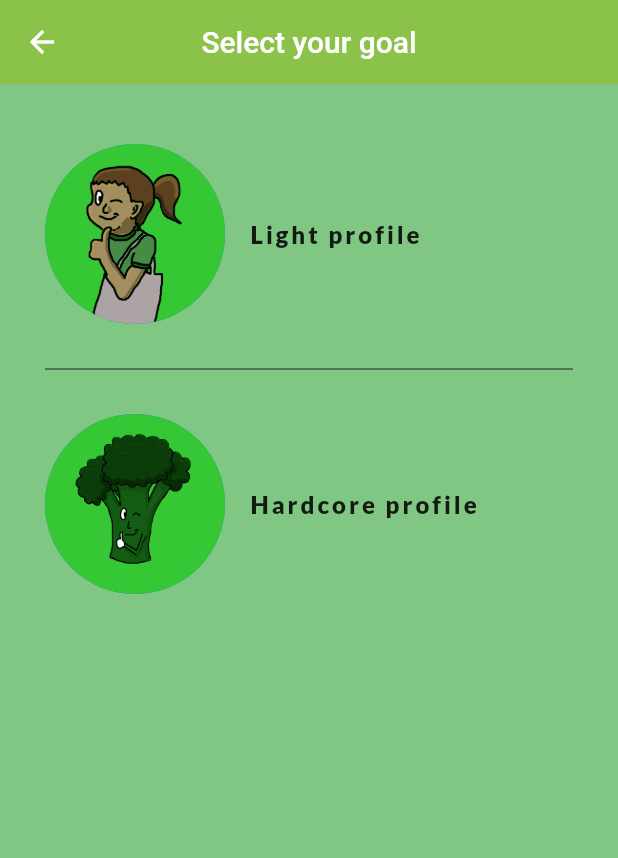
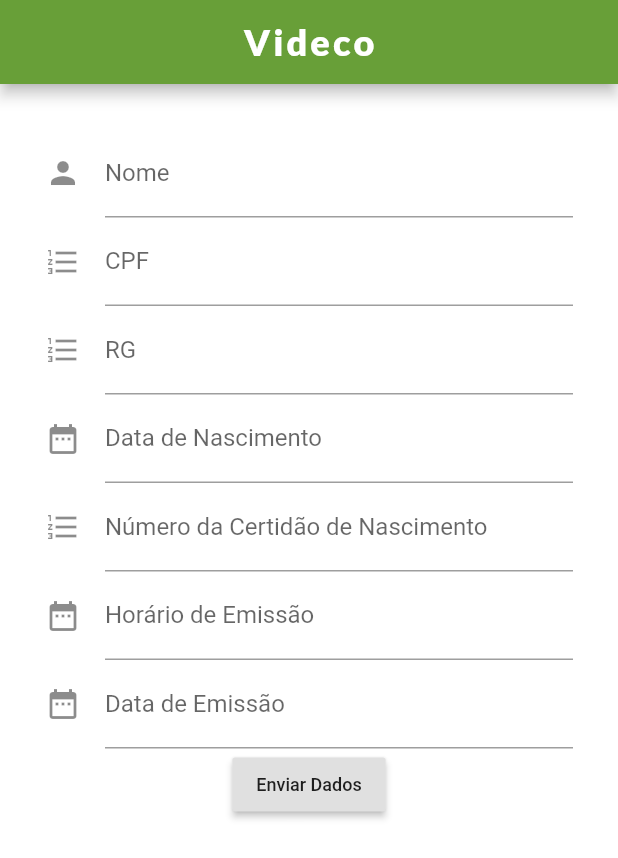
Before and after one commit to matheusgm/Videco, a Flutter app: the screen it shows after launch, after a tap on "Sign-up", on a phone screen of 412 x 824 dp. Shown: the top 858 px of the screen. Run offline on Flutter 3.47's test engine with Material 2 defaults, Android fonts, the light colour scheme and no system bars; our stand-ins replace firebase_auth; accounts and stored records are empty.

Commit message:
tela de cadastro

```diff
--- a/lib/main.dart
+++ b/lib/main.dart
@@ -5,6 +5,7 @@ import 'screens/home/loading.dart';
 import 'screens/home/Set_Character.dart';
 import 'screens/home/open.dart';
 import 'screens/wrapper.dart';
+import 'screens/home/cadastro.dart';
 
 
 void main() => runApp(MaterialApp(
@@ -16,5 +17,6 @@ void main() => runApp(MaterialApp(
     '/home': (context) => Home(),
     '/profile': (context) => Profile(),
     '/wrap': (context) => Wrapper(),
+    '/cadastro': (context) => Cadastro(),
   },
 ));
--- /dev/null
+++ b/lib/screens/home/cadastro.dart
@@ -0,0 +1,80 @@
+import 'package:flutter/material.dart';
+
+class Cadastro extends StatefulWidget {
+  @override
+  _CadastroState createState() => _CadastroState();
+}
+
+class _CadastroState extends State<Cadastro> {
+
+  @override
+  Widget build(BuildContext context) {
+    return Scaffold(
+      appBar: _construirAppBar(),
+      body: _construirBody(),
+      backgroundColor: Colors.white,
+    );
+  }
+
+  Widget _construirAppBar(){
+    return AppBar(
+      title: Text('Videco',
+      style: TextStyle(
+        fontSize: 24.0,
+        fontFamily: 'Lato',
+        letterSpacing: 2.0,
+      ),
+      ),
+      centerTitle: true,
+      backgroundColor: Colors.lightGreen[700],
+      automaticallyImplyLeading: false,
+    );
+  }
+
+  Widget _construirBody(){
+    return ListView(
+      children: [
+        Padding(
+            padding: EdgeInsets.all(30),
+            child: Column(
+              mainAxisAlignment: MainAxisAlignment.start,
+              children: <Widget>[
+
+                _textInputHome("Nome","",Icons.person),
+                _textInputHome("CPF","000.000.000-00",Icons.format_list_numbered),
+                _textInputHome("RG","00.000.000-0",Icons.format_list_numbered),
+                _textInputHome("Data de Nascimento","00/00/0000",Icons.date_range),
+                _textInputHome("Número da Certidão de Nascimento","",Icons.format_list_numbered),
+                _textInputHome("Horário de Emissão","HH:mm",Icons.date_range),
+                _textInputHome("Data de Emissão","00/00/0000",Icons.date_range),
+
+                _buttonCadastro("Enviar Dados",() {})
+
+              ],
+            ),
+          )
+      ],
+    );
+  }
+
+  Widget _textInputHome(label,hintText,icon){
+    return TextField(
+            decoration: InputDecoration(
+              labelText: label,
+              hintText: hintText,
+              icon: Icon(icon)
+            ),
+          );
+  }
+
+  Widget _buttonCadastro(title,onPressed){
+    return RaisedButton(
+      onPressed: onPressed,
+      child: Text(
+        title,
+        style: TextStyle(fontSize: 12)
+      ),
+    );
+  }
+
+}
--- a/lib/screens/home/open.dart
+++ b/lib/screens/home/open.dart
@@ -89,7 +89,7 @@ class Opening extends StatelessWidget {
                   SizedBox(
                     height: 10,
                   ),
-                  containerButton("Sign-up",TextAlign.center,(){Navigator.pushNamed(context, "/character");}),
+                  containerButton("Sign-up",TextAlign.center,(){Navigator.pushNamed(context, "/cadastro");}),
 
                 ]
               ,),
```
